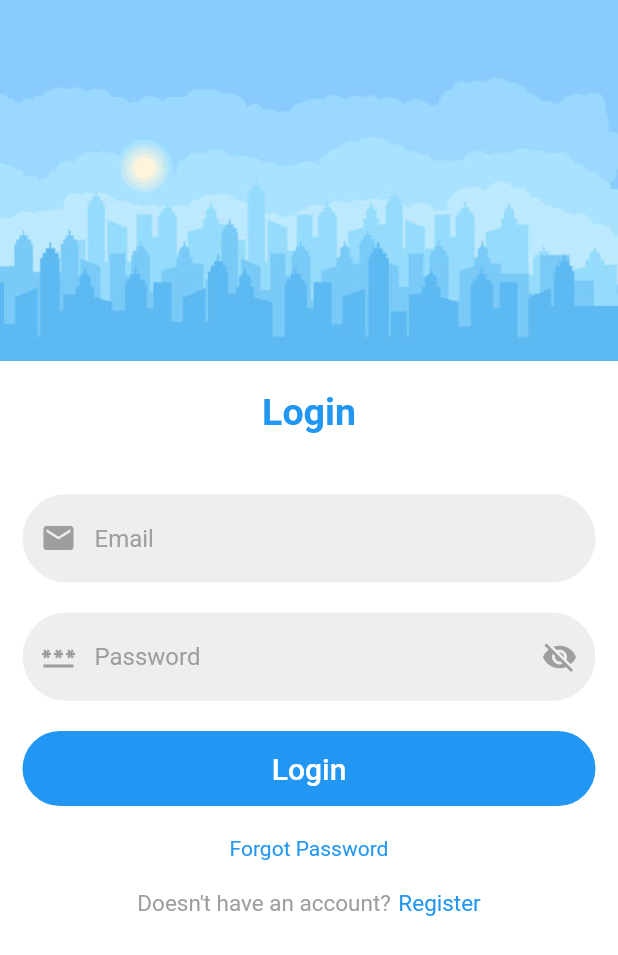
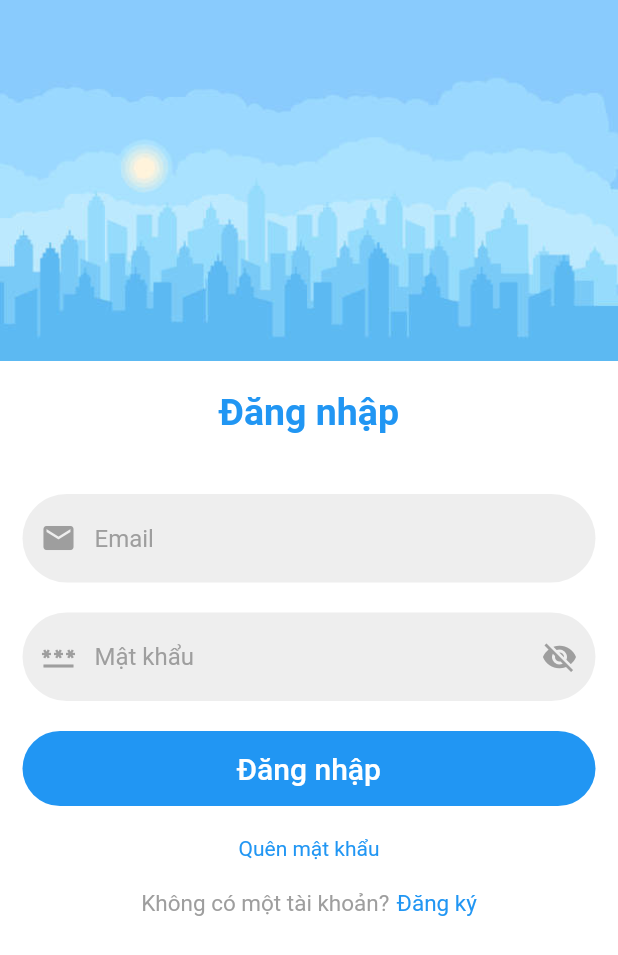
Before and after one commit to Hoang-TamSE/driver_app, a Flutter app: the screen it shows after launch, on a phone screen of 412 x 824 dp. Shown: the top 955 px of the screen. Run offline on Flutter 3.47's test engine with Material 2 defaults, Android fonts, the light colour scheme and no system bars; our stand-ins replace assets_audio_player, email_validator, firebase_auth, firebase_core, firebase_database, firebase_messaging and 7 more; missing offline and left inert: flutter_geofire, flutter_polyline_points, geocoder2; accounts and stored records are empty.

Commit message:
translate2

```diff
--- a/lib/screens/forgot_password_screen.dart
+++ b/lib/screens/forgot_password_screen.dart
@@ -20,9 +20,9 @@ class _ForgotPasswordScreenState extends State<ForgotPasswordScreen> {
         .sendPasswordResetEmail(email: emailTextEditingController.text.trim())
         .then((value) {
       Fluttertoast.showToast(
-          msg: "We have sent an email to recover password, please check email");
+          msg: "Chúng tôi đã gửi email khôi phục mật khẩu, vui lòng kiểm tra email");
     }).onError((error, stackTrace) {
-      Fluttertoast.showToast(msg: "Error Occured: \n ${error.toString()}");
+      Fluttertoast.showToast(msg: "Có lỗi: \n ${error.toString()}");
     });
   }
 
@@ -46,7 +46,7 @@ class _ForgotPasswordScreenState extends State<ForgotPasswordScreen> {
                     height: 20,
                   ),
                   Text(
-                    "Forgot Password Screen",
+                    "Màn hình quên mật khẩu",
                     style: TextStyle(
                       color: darkTheme ? Colors.amber.shade400 : Colors.blue,
                       fontSize: 25,
@@ -97,13 +97,13 @@ class _ForgotPasswordScreenState extends State<ForgotPasswordScreen> {
                                   AutovalidateMode.onUserInteraction,
                                   validator: (text) {
                                     if (text == null || text.isEmpty) {
-                                      return 'Email can\'t be empty';
+                                      return 'Email không được để trống';
                                     }
                                     if (EmailValidator.validate(text) != true) {
-                                      return "Please enter a valid email";
+                                      return "Vui lòng nhập email hợp lệ";
                                     }
                                     if (text.length > 50) {
-                                      return "Email can\'t be more than 50";
+                                      return "Email không được nhiều hơn 50";
                                     }
                                   },
                                   onChanged: (text) => setState(() {
@@ -134,7 +134,7 @@ class _ForgotPasswordScreenState extends State<ForgotPasswordScreen> {
                                       _submit();
                                     },
                                     child: Text(
-                                      'Reset Password',
+                                      'Đặt lại mật khẩu',
                                       style: TextStyle(
                                         fontSize: 20,
                                       ),
@@ -146,7 +146,7 @@ class _ForgotPasswordScreenState extends State<ForgotPasswordScreen> {
                                   mainAxisAlignment: MainAxisAlignment.center,
                                   children: [
                                     Text(
-                                      "Doesn't have an account?",
+                                      "Không có tài khoản?",
                                       style: TextStyle(
                                         color: Colors.grey,
                                         fontSize: 15,
@@ -158,7 +158,7 @@ class _ForgotPasswordScreenState extends State<ForgotPasswordScreen> {
                                     GestureDetector(
                                       onTap: () {},
                                       child: Text(
-                                        "Register",
+                                        "Đăng ký",
                                         style: TextStyle(
                                           fontSize: 15,
                                           color: darkTheme
--- a/lib/screens/login_screen.dart
+++ b/lib/screens/login_screen.dart
@@ -37,12 +37,12 @@ class _LoginScreenState extends State<LoginScreen> {
           final snap = value.snapshot;
           if (snap.value != null) {
             currentUser = auth.user;
-            await Fluttertoast.showToast(msg: "Successfully Logged in");
+            await Fluttertoast.showToast(msg: "Đăng nhập thành công");
             Navigator.push(
                 context, MaterialPageRoute(builder: (c) => MainScreen()));
           } else {
             await Fluttertoast.showToast(
-                msg: "No record exist with this email");
+                msg: "Không có hồ sơ tồn tại với email này");
             firebaseAuth.signOut();
             Navigator.push(
                 context, MaterialPageRoute(builder: (c) => SplashScreen()));
@@ -52,7 +52,7 @@ class _LoginScreenState extends State<LoginScreen> {
         Fluttertoast.showToast(msg: "Error occured: \n $errorMessage");
       });
     } else {
-      Fluttertoast.showToast(msg: "Not all field are valid");
+      Fluttertoast.showToast(msg: "Không phải tất cả các trường đều hợp lệ");
     }
   }
 
@@ -76,7 +76,7 @@ class _LoginScreenState extends State<LoginScreen> {
                     height: 20,
                   ),
                   Text(
-                    "Login",
+                    "Đăng nhập",
                     style: TextStyle(
                       color: darkTheme ? Colors.amber.shade400 : Colors.blue,
                       fontSize: 25,
@@ -127,13 +127,13 @@ class _LoginScreenState extends State<LoginScreen> {
                                   AutovalidateMode.onUserInteraction,
                                   validator: (text) {
                                     if (text == null || text.isEmpty) {
-                                      return 'Email can\'t be empty';
+                                      return 'Email không được để trống';
                                     }
                                     if (EmailValidator.validate(text) != true) {
-                                      return "Please enter a valid email";
+                                      return "Vui lòng nhập email hợp lệ";
                                     }
                                     if (text.length > 50) {
-                                      return "Email can\'t be more than 50";
+                                      return "Email không được nhiều hơn 50";
                                     }
                                   },
                                   onChanged: (text) => setState(() {
@@ -149,7 +149,7 @@ class _LoginScreenState extends State<LoginScreen> {
                                     LengthLimitingTextInputFormatter(50)
                                   ],
                                   decoration: InputDecoration(
-                                      hintText: "Password",
+                                      hintText: "Mật khẩu",
                                       hintStyle: TextStyle(
                                         color: Colors.grey,
                                       ),
@@ -190,13 +190,13 @@ class _LoginScreenState extends State<LoginScreen> {
                                   AutovalidateMode.onUserInteraction,
                                   validator: (text) {
                                     if (text == null || text.isEmpty) {
-                                      return 'Password can\'t be empty';
+                                      return 'Mật khẩu không được để trống';
                                     }
                                     if (text.length < 6) {
-                                      return "Please enter a valid password";
+                                      return "Vui lòng nhập mật khẩu hợp lệ";
                                     }
                                     if (text.length > 50) {
-                                      return "Password can\'t be more than 50";
+                                      return "Mật khẩu không được nhiều hơn 50";
                                     }
                                     return null;
                                   },
@@ -225,7 +225,7 @@ class _LoginScreenState extends State<LoginScreen> {
                                       _submit();
                                     },
                                     child: Text(
-                                      'Login',
+                                      'Đăng nhập',
                                       style: TextStyle(
                                         fontSize: 20,
                                       ),
@@ -242,7 +242,7 @@ class _LoginScreenState extends State<LoginScreen> {
                                                 ForgotPasswordScreen()));
                                   },
                                   child: Text(
-                                    'Forgot Password',
+                                    'Quên mật khẩu',
                                     style: TextStyle(
                                       color: darkTheme
                                           ? Colors.amber.shade400
@@ -257,7 +257,7 @@ class _LoginScreenState extends State<LoginScreen> {
                                   mainAxisAlignment: MainAxisAlignment.center,
                                   children: [
                                     Text(
-                                      "Doesn't have an account?",
+                                      "Không có một tài khoản?",
                                       style: TextStyle(
                                         color: Colors.grey,
                                         fontSize: 15,
@@ -275,7 +275,7 @@ class _LoginScreenState extends State<LoginScreen> {
                                                     RegisterScreen()));
                                       },
                                       child: Text(
-                                        "Register",
+                                        "Đăng ký",
                                         style: TextStyle(
                                           fontSize: 15,
                                           color: darkTheme
--- a/lib/screens/register_screen.dart
+++ b/lib/screens/register_screen.dart
@@ -161,7 +161,7 @@ class _RegisterScreenState extends State<RegisterScreen> {
                     height: 20,
                   ),
                   Text(
-                    "Register",
+                    "Đăng ký",
                     style: TextStyle(
                       color: darkTheme ? Colors.amber.shade400 : Colors.blue,
                       fontSize: 25,
@@ -184,7 +184,7 @@ class _RegisterScreenState extends State<RegisterScreen> {
                                     LengthLimitingTextInputFormatter(50)
                                   ],
                                   decoration: InputDecoration(
-                                      hintText: "Name",
+                                      hintText: "Tên",
                                       hintStyle: const TextStyle(
                                         color: Colors.grey,
                                       ),
@@ -209,13 +209,13 @@ class _RegisterScreenState extends State<RegisterScreen> {
                                       AutovalidateMode.onUserInteraction,
                                   validator: (text) {
                                     if (text == null || text.isEmpty) {
-                                      return 'Name can\'t be empty';
+                                      return 'Tên không được để trống';
                                     }
                                     if (text.length < 2) {
-                                      return "Please enter a valid name";
+                                      return "Xin vui lòng nhập vào một tên hợp lệ";
                                     }
                                     if (text.length > 50) {
-                                      return "Name can\'t be more than 50";
+                                      return "Tên không được nhiều hơn 50";
                                     }
                                   },
                                   onChanged: (text) => setState(() {
@@ -255,13 +255,13 @@ class _RegisterScreenState extends State<RegisterScreen> {
                                       AutovalidateMode.onUserInteraction,
                                   validator: (text) {
                                     if (text == null || text.isEmpty) {
-                                      return 'Email can\'t be empty';
+                                      return 'Email không được để trống';
                                     }
                                     if (EmailValidator.validate(text) != true) {
-                                      return "Please enter a valid email";
+                                      return "Vui lòng nhập email hợp lệ";
                                     }
                                     if (text.length > 50) {
-                                      return "Email can\'t be more than 50";
+                                      return "Email không được nhiều hơn 50";
                                     }
                                   },
                                   onChanged: (text) => setState(() {
@@ -280,7 +280,7 @@ class _RegisterScreenState extends State<RegisterScreen> {
                                         : Colors.grey,
                                   ),
                                   decoration: InputDecoration(
-                                    hintText: "Phone",
+                                    hintText: "Số điện thoại",
                                     hintStyle: const TextStyle(
                                       color: Colors.grey,
                                     ),
@@ -310,7 +310,7 @@ class _RegisterScreenState extends State<RegisterScreen> {
                                     LengthLimitingTextInputFormatter(50)
                                   ],
                                   decoration: InputDecoration(
-                                      hintText: "Address",
+                                      hintText: "Địa chỉ",
                                       hintStyle: const TextStyle(
                                         color: Colors.grey,
                                       ),
@@ -335,13 +335,13 @@ class _RegisterScreenState extends State<RegisterScreen> {
                                       AutovalidateMode.onUserInteraction,
                                   validator: (text) {
                                     if (text == null || text.isEmpty) {
-                                      return 'Address can\'t be empty';
+                                      return 'Địa chỉ không được để trống';
                                     }
                                     if (text.length < 2) {
-                                      return "Please enter a valid email";
+                                      return "Vui lòng nhập email hợp lệ";
                                     }
                                     if (text.length > 50) {
-                                      return "Address can\'t be more than 50";
+                                      return "Địa chỉ không được nhiều hơn 50";
                                     }
                                   },
                                   onChanged: (text) => setState(() {
@@ -357,7 +357,7 @@ class _RegisterScreenState extends State<RegisterScreen> {
                                     LengthLimitingTextInputFormatter(50)
                                   ],
                                   decoration: InputDecoration(
-                                      hintText: "Password",
+                                      hintText: "Mật khẩu",
                                       hintStyle: const TextStyle(
                                         color: Colors.grey,
                                       ),
@@ -398,13 +398,13 @@ class _RegisterScreenState extends State<RegisterScreen> {
                                       AutovalidateMode.onUserInteraction,
                                   validator: (text) {
                                     if (text == null || text.isEmpty) {
-                                      return 'Password can\'t be empty';
+                                      return 'Mật khẩu không được để trống';
                                     }
                                     if (text.length < 6) {
-                                      return "Please enter a valid password";
+                                      return "Vui lòng nhập mật khẩu hợp lệ";
                                     }
                                     if (text.length > 50) {
-                                      return "Password can\'t be more than 50";
+                                      return "Mật khẩu không được nhiều hơn 50";
                                     }
                                     return null;
                                   },
@@ -421,7 +421,7 @@ class _RegisterScreenState extends State<RegisterScreen> {
                                     LengthLimitingTextInputFormatter(50)
                                   ],
                                   decoration: InputDecoration(
-                                      hintText: "Confirm Password",
+                                      hintText: "Nhập lại mật khẩu",
                                       hintStyle: TextStyle(
                                         color: Colors.grey,
                                       ),
@@ -462,17 +462,17 @@ class _RegisterScreenState extends State<RegisterScreen> {
                                       AutovalidateMode.onUserInteraction,
                                   validator: (text) {
                                     if (text == null || text.isEmpty) {
-                                      return 'Confirm Password can\'t be empty';
+                                      return 'Xác nhận Mật khẩu không được để trống';
                                     }
                                     if (text !=
                                         passwordTextEditingController.text) {
-                                      return "Password do not match";
+                                      return "Mật khẩu không khớp";
                                     }
                                     if (text.length < 6) {
-                                      return "Please enter a valid password";
+                                      return "Vui lòng nhập mật khẩu hợp lệ";
                                     }
                                     if (text.length > 50) {
-                                      return "Password can\'t be more than 50";
+                                      return "Mật khẩu không được nhiều hơn 50";
                                     }
                                     return null;
                                   },
@@ -602,7 +602,7 @@ class _RegisterScreenState extends State<RegisterScreen> {
                                       _submit();
                                     },
                                     child: Text(
-                                      'Register',
+                                      'Đăng ký',
                                       style: TextStyle(
                                         fontSize: 20,
                                       ),
@@ -613,7 +613,7 @@ class _RegisterScreenState extends State<RegisterScreen> {
                                 GestureDetector(
                                   onTap: () {},
                                   child: Text(
-                                    'Forgot Password',
+                                    'Quên mật khẩu',
                                     style: TextStyle(
                                       color: darkTheme
                                           ? Colors.amber.shade400
@@ -628,7 +628,7 @@ class _RegisterScreenState extends State<RegisterScreen> {
                                   mainAxisAlignment: MainAxisAlignment.center,
                                   children: [
                                     Text(
-                                      "Have an account?",
+                                      "Có một tài khoản?",
                                       style: TextStyle(
                                         color: Colors.grey,
                                         fontSize: 15,
@@ -640,7 +640,7 @@ class _RegisterScreenState extends State<RegisterScreen> {
                                     GestureDetector(
                                       onTap: () {},
                                       child: Text(
-                                        "Sign In",
+                                        "Đăng nhập",
                                         style: TextStyle(
                                           fontSize: 15,
                                           color: darkTheme
--- a/lib/tabPages/home_tab.dart
+++ b/lib/tabPages/home_tab.dart
@@ -34,7 +34,7 @@ class _HomeTabPageState extends State<HomeTabPage> {
 
   LocationPermission? _locationPermission;
 
-  String statusText = "Now Offline";
+  String statusText = "Đang ngoại tuyến";
   Color buttonColors = Colors.grey;
   bool isDriverActive = false;
 
@@ -156,7 +156,7 @@ class _HomeTabPageState extends State<HomeTabPage> {
                     }else{
                       driverIsOfflineNow();
                       setState(() {
-                        statusText = "Now Offline";
+                        statusText = "Đang ngoại tuyến";
                         isDriverActive = false;
                         buttonColors = Colors.grey;
                       });
```
